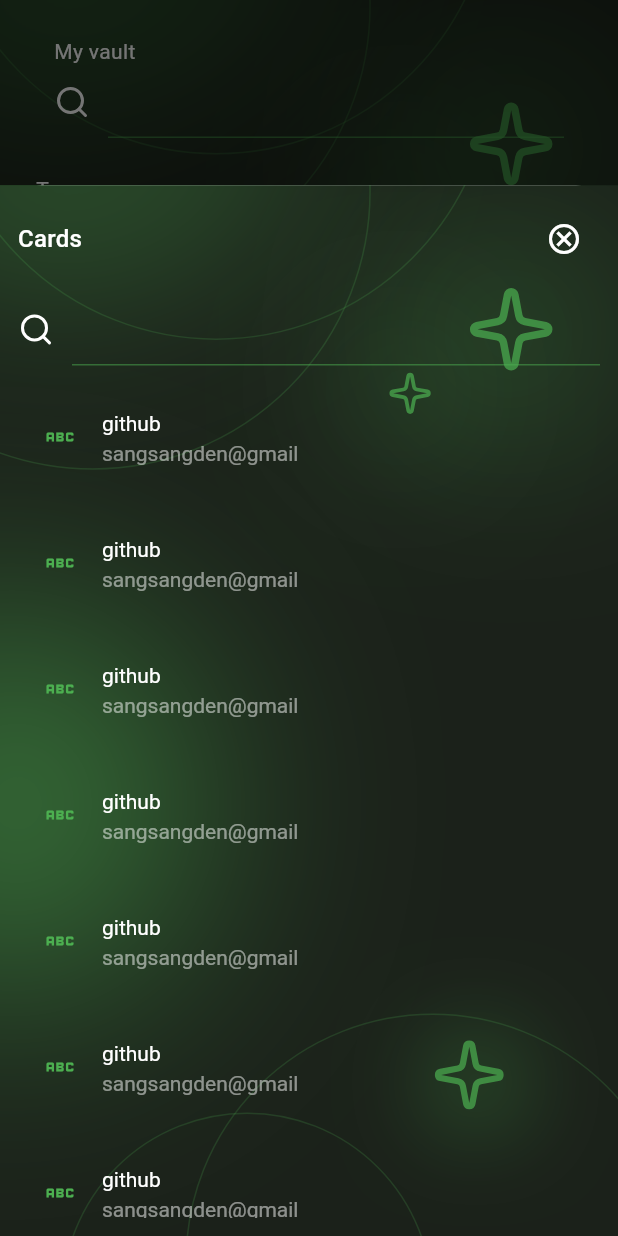
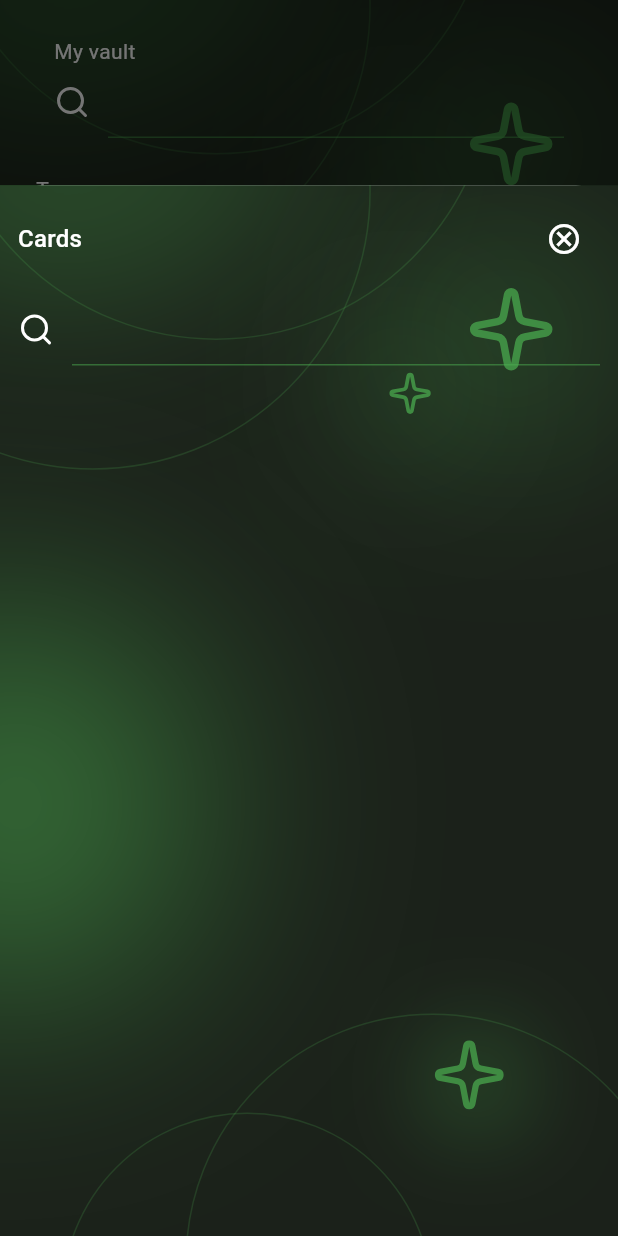
Before and after one commit to jchocola/bit_key, a Flutter app: the screen it shows after launch, after a tap on "Card", on a phone screen of 412 x 824 dp. Run offline on Flutter 3.47's test engine with Material 3 defaults, Android fonts, the phone set to English and light mode, and no system bars; our stand-ins replace equatable, flutter_bloc, get_it, google_fonts, hive, logger and 3 more; missing offline and left inert: animate_gradient, dart:ffi, family_bottom_sheet, glassy_real_navbar, liquid_glass_renderer, random_name_generator and 1 more; accounts and stored records are empty; Roboto replaces fonts that are missing (Ubuntu).

Commit message:
create card - stage 3

```diff
--- a/lib/features/feature_vault/data/repo/hive_db_repo_impl.dart
+++ b/lib/features/feature_vault/data/repo/hive_db_repo_impl.dart
@@ -45,9 +45,15 @@
   }
 
   @override
-  Future<List<Card>> getAllCard() {
-    // TODO: implement getAllCard
-    throw UnimplementedError();
+  Future<List<Card>> getAllCard() async {
+    try {
+      final listValues = _cardsBox.values;
+      final listModel = listValues.map((e) => e as CardModel).toList();
+      return listModel.map((e) => e.toEntity()).toList();
+    } catch (e) {
+      logger.e(e);
+      return [];
+    }
   }
 
   @override
@@ -64,9 +70,8 @@
       final listModel = values.map((e) => e as LoginModel).toList();
       return listModel.map((e) => e.toEntity()).toList();
     } catch (e) {
-       logger.e(e);
+      logger.e(e);
       return [];
-
     }
   }
 
@@ -93,9 +98,14 @@
   }
 
   @override
-  Future<void> saveCard({required Card card}) {
-    // TODO: implement saveCard
-    throw UnimplementedError();
+  Future<void> saveCard({required Card card}) async {
+    try {
+      final cardModel = CardModel.fromEntity(card);
+      await _cardsBox.add(cardModel);
+      logger.d('Added new card');
+    } catch (e) {
+      logger.e(e);
+    }
   }
 
   @override
--- /dev/null
+++ b/lib/features/feature_vault/presentation/bloc/cards_bloc.dart
@@ -0,0 +1,65 @@
+// ignore_for_file: camel_case_types
+
+import 'package:equatable/equatable.dart';
+import 'package:flutter_bloc/flutter_bloc.dart';
+
+import 'package:bit_key/features/feature_vault/domain/entity/card.dart';
+import 'package:bit_key/features/feature_vault/domain/repo/local_db_repository.dart';
+import 'package:bit_key/main.dart';
+
+///
+/// EVENT
+///
+abstract class CardsBlocEvent extends Equatable {
+  @override
+  List<Object?> get props => [];
+}
+
+class CardsBlocEvent_loadCards extends CardsBlocEvent {}
+
+///
+/// STATE
+///
+abstract class CardsBlocState extends Equatable {
+  @override
+  List<Object?> get props => [];
+}
+
+class CardsBlocState_init extends CardsBlocState {}
+
+class CardsBlocState_loading extends CardsBlocState {}
+
+class CardsBlocState_loaded extends CardsBlocState {
+  final List<Card> cards;
+  CardsBlocState_loaded({required this.cards});
+
+  @override
+  List<Object?> get props => [cards];
+}
+
+class CardsBlocState_error extends CardsBlocState {}
+
+class CardsBlocState_success extends CardsBlocState {}
+
+///
+/// BLOC
+///
+class CardsBloc extends Bloc<CardsBlocEvent, CardsBlocState> {
+  final LocalDbRepository localDbRepository;
+  CardsBloc({required this.localDbRepository}) : super(CardsBlocState_init()) {
+    ///
+    /// LOAD CARDS
+    ///
+    on<CardsBlocEvent_loadCards>((event, emit) async {
+      try {
+        logger.d('Load cards');
+        final cards = await localDbRepository.getAllCard();
+        logger.d('Cards: ${cards.length}');
+
+        emit(CardsBlocState_loaded(cards: cards));
+      } catch (e) {
+        logger.e(e);
+      }
+    });
+  }
+}
--- a/lib/features/feature_vault/presentation/cards_page.dart
+++ b/lib/features/feature_vault/presentation/cards_page.dart
@@ -1,10 +1,12 @@
 import 'package:bit_key/core/constants/app_constant.dart';
 import 'package:bit_key/core/icon/app_icon.dart';
 import 'package:bit_key/core/theme/app_bg.dart';
+import 'package:bit_key/features/feature_vault/presentation/bloc/cards_bloc.dart';
 import 'package:bit_key/shared/widgets/custom_listile.dart';
 import 'package:bit_key/shared/widgets/search_textfiled.dart';
 import 'package:family_bottom_sheet/family_bottom_sheet.dart';
 import 'package:flutter/material.dart';
+import 'package:flutter_bloc/flutter_bloc.dart';
 
 class CardsPage extends StatelessWidget {
   const CardsPage({super.key});
@@ -36,62 +38,27 @@
               ),
               SearchTextfiled(),
 
-              Expanded(
-                child: SingleChildScrollView(
-                  child: Column(
-                    spacing: AppConstant.appPadding,
-                    children: [
-                      CustomListile(
-                        title: 'github',
-                        subTitle: 'sangsangden@gmail',
+              BlocBuilder<CardsBloc, CardsBlocState>(
+                builder: (context, state) {
+                  if (state is CardsBlocState_loaded) {
+                    return Expanded(
+                      child: SingleChildScrollView(
+                        child: Column(
+                          spacing: AppConstant.appPadding,
+                          children: List.generate(state.cards.length, (index) {
+                            final card = state.cards[index];
+                            return CustomListile(
+                              title: card.itemName,
+                              subTitle: card.cardHolderName,
+                            );
+                          }),
+                        ),
                       ),
-                      CustomListile(
-                        title: 'github',
-                        subTitle: 'sangsangden@gmail',
-                      ),
-                      CustomListile(
-                        title: 'github',
-                        subTitle: 'sangsangden@gmail',
-                      ),
-                      CustomListile(
-                        title: 'github',
-                        subTitle: 'sangsangden@gmail',
-                      ),
-                      CustomListile(
-                        title: 'github',
-                        subTitle: 'sangsangden@gmail',
-                      ),
-                      CustomListile(
-                        title: 'github',
-                        subTitle: 'sangsangden@gmail',
-                      ),
-                      CustomListile(
-                        title: 'github',
-                        subTitle: 'sangsangden@gmail',
-                      ),
-                      CustomListile(
-                        title: 'github',
-                        subTitle: 'sangsangden@gmail',
-                      ),
-                      CustomListile(
-                        title: 'github',
-                        subTitle: 'sangsangden@gmail',
-                      ),
-                      CustomListile(
-                        title: 'github',
-                        subTitle: 'sangsangden@gmail',
-                      ),
-                      CustomListile(
-                        title: 'github',
-                        subTitle: 'sangsangden@gmail',
-                      ),
-                      CustomListile(
-                        title: 'github',
-                        subTitle: 'sangsangden@gmail',
-                      ),
-                    ],
-                  ),
-                ),
+                    );
+                  } else {
+                    return CircularProgressIndicator();
+                  }
+                },
               ),
             ],
           ),
--- /dev/null
+++ b/lib/features/feature_vault/presentation/page/creating_card/bloc/create_card_bloc.dart
@@ -0,0 +1,60 @@
+// ignore_for_file: camel_case_types
+
+import 'package:bit_key/features/feature_vault/domain/entity/card.dart';
+import 'package:bit_key/features/feature_vault/domain/repo/local_db_repository.dart';
+import 'package:bit_key/features/feature_vault/presentation/page/creating_login/bloc/create_login_bloc.dart';
+import 'package:bit_key/main.dart';
+import 'package:equatable/equatable.dart';
+import 'package:flutter_bloc/flutter_bloc.dart';
+
+///
+/// EVENT
+///
+abstract class CreateCardBlocEvent extends Equatable {
+  @override
+  List<Object?> get props => [];
+}
+
+class CreateCardBlocEvent_createCard extends CreateCardBlocEvent {
+  final Card card;
+  CreateCardBlocEvent_createCard({required this.card});
+
+  @override
+  List<Object?> get props => [card];
+}
+
+///
+/// STATE
+///
+abstract class CreateCardBlocState extends Equatable {
+  @override
+  List<Object?> get props => [];
+}
+
+class CreateCardBlocState_init extends CreateCardBlocState {}
+
+class CreateCardBlocState_error extends CreateCardBlocState {}
+
+class CreateCardBlocState_success extends CreateCardBlocState {}
+
+///
+/// BLOC
+///
+class CreateCardBloc extends Bloc<CreateCardBlocEvent, CreateCardBlocState> {
+  final LocalDbRepository localDbRepository;
+  CreateCardBloc({required this.localDbRepository})
+    : super(CreateCardBlocState_init()) {
+    ///
+    /// CREATE NEW CARD
+    ///
+    on<CreateCardBlocEvent_createCard>((event, emit) async {
+      try {
+        logger.d('Create new card');
+        await localDbRepository.saveCard(card: event.card);
+        logger.i('Created new card!');
+      } catch (e) {
+        logger.e(e);
+      }
+    });
+  }
+}
--- a/lib/features/feature_vault/presentation/page/creating_card/creating_card_page.dart
+++ b/lib/features/feature_vault/presentation/page/creating_card/creating_card_page.dart
@@ -7,6 +7,7 @@
     show Card;
 import 'package:bit_key/features/feature_vault/domain/repo/folder_repository.dart';
 import 'package:bit_key/features/feature_vault/presentation/bloc/folders_bloc.dart';
+import 'package:bit_key/features/feature_vault/presentation/page/creating_card/bloc/create_card_bloc.dart';
 import 'package:bit_key/main.dart';
 import 'package:bit_key/shared/widgets/custom_listile.dart';
 import 'package:bit_key/shared/widgets/custom_textfield.dart';
@@ -98,9 +99,21 @@
         number: cardNumberController.text,
         brand: brand,
         expMonth: expMonth,
-        expYear: expYearController.text.isNotEmpty  ? int.parse(expYearController.text) : null,
-        secCode: secCodeController.text.isNotEmpty ? int.parse(secCodeController.text) : null,
+        expYear: expYearController.text.isNotEmpty
+            ? int.parse(expYearController.text)
+            : null,
+        secCode: secCodeController.text.isNotEmpty
+            ? int.parse(secCodeController.text)
+            : null,
       );
+
+      // CREATINF CARD
+      context.read<CreateCardBloc>().add(
+        CreateCardBlocEvent_createCard(card: card),
+      );
+
+      // Pop
+      Navigator.of(context).pop();
 
       logger.d(card.toString());
     } catch (e) {
--- a/lib/features/feature_vault/presentation/widgets/types_widget.dart
+++ b/lib/features/feature_vault/presentation/widgets/types_widget.dart
@@ -2,6 +2,7 @@
 import 'package:bit_key/core/icon/app_icon.dart';
 import 'package:bit_key/core/theme/app_bg.dart';
 import 'package:bit_key/core/theme/app_color.dart';
+import 'package:bit_key/features/feature_vault/presentation/bloc/cards_bloc.dart';
 import 'package:bit_key/features/feature_vault/presentation/bloc/logins_bloc.dart';
 import 'package:bit_key/features/feature_vault/presentation/cards_page.dart';
 import 'package:bit_key/features/feature_vault/presentation/identify_page.dart';
@@ -42,9 +43,11 @@
             trailingValue: state is LoginsBlocState_loaded ? state.logins.length.toString() : '',
           ),
         ),
-        CustomListile(
+        BlocBuilder<CardsBloc,CardsBlocState>(
+          builder:(context,state)=> CustomListile(
             icon: AppIcon.cardIcon,
             title: 'Card',
+            trailingValue: state is CardsBlocState_loaded ? state.cards.length.toString() : '',
             onTap: () async {
 
                showModalBottomSheet(
@@ -53,11 +56,15 @@
                 builder: (modalContext) {
                   return SizedBox(
                     height: MediaQuery.of(context).size.height * AppConstant.modalPageHeight,
-                  child: CardsPage());
+                  child: MultiBlocProvider(providers: [
+                    BlocProvider.value(value: BlocProvider.of<CardsBloc>(context))
+                  ],   child: CardsPage()),
+                    );
                 },
               );
 
             },
+          ),
         ),
         CustomListile(
           icon: AppIcon.identityIcon,
--- a/lib/main.dart
+++ b/lib/main.dart
@@ -12,10 +12,12 @@
 import 'package:bit_key/features/feature_setting/presentation/setting_page.dart';
 import 'package:bit_key/features/feature_vault/domain/repo/folder_repository.dart';
 import 'package:bit_key/features/feature_vault/domain/repo/local_db_repository.dart';
+import 'package:bit_key/features/feature_vault/presentation/bloc/cards_bloc.dart';
 import 'package:bit_key/features/feature_vault/presentation/bloc/folders_bloc.dart';
 import 'package:bit_key/features/feature_vault/presentation/bloc/logins_bloc.dart';
 import 'package:bit_key/features/feature_vault/presentation/logins_page.dart';
 import 'package:bit_key/features/feature_vault/presentation/my_vault_page.dart';
+import 'package:bit_key/features/feature_vault/presentation/page/creating_card/bloc/create_card_bloc.dart';
 import 'package:bit_key/features/feature_vault/presentation/page/creating_card/creating_card_page.dart';
 import 'package:bit_key/features/feature_vault/presentation/page/creating_folder/creating_folder_page.dart';
 import 'package:bit_key/features/feature_vault/presentation/page/creating_identity/creating_identity_page.dart';
@@ -82,6 +84,17 @@
             create: (context) =>
                 LoginsBloc(localDbRepository: getIt<LocalDbRepository>())
                   ..add(LoginsBlocEvent_loadLogins()),
+          ),
+
+          BlocProvider(
+            create: (context) =>
+                CardsBloc(localDbRepository: getIt<LocalDbRepository>())
+                  ..add(CardsBlocEvent_loadCards()),
+          ),
+
+          BlocProvider(
+            create: (context) =>
+                CreateCardBloc(localDbRepository: getIt<LocalDbRepository>()),
           ),
         ],
         child: MainPage(),
@@ -177,15 +190,19 @@
               BlocProvider.value(
                 value: BlocProvider.of<FoldersBloc>(parentContext),
               ),
-               BlocProvider.value(
-                value: BlocProvider.of<FoldersBloc>(parentContext),
+
+              BlocProvider.value(
+                value: BlocProvider.of<CreateCardBloc>(parentContext),
               ),
             ],
             child: CreatingCardPage(),
           ),
         );
       },
-    );
+    ).then((_) {
+      // RELOAD CARDS
+      context.read<CardsBloc>().add(CardsBlocEvent_loadCards());
+    });
   }
 
   void onCreateIdentityTapped(BuildContext parentContext) async {
@@ -198,7 +215,6 @@
         ),
       ),
     );
-
   }
 
   @override
```
Lines whose indentation alone changed are shown as unchanged.
